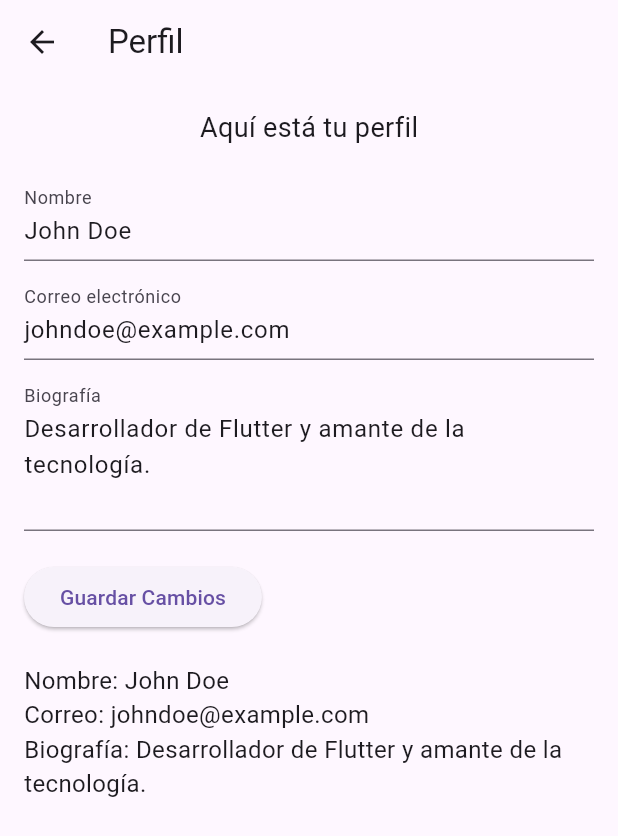
After one commit to DKcatotin/App-flutter, a Flutter app: the ProfilePage screen opened directly, on a phone screen of 412 x 824 dp. The commit adds this screen. Shown: the top 836 px of the screen. Run offline on Flutter 3.47's test engine with Material 3 defaults, Android fonts, the phone set to English and light mode, and no system bars.

Commit message:
cambios de login, register, y lo demas

```diff
--- /dev/null
+++ b/ejemplologin/lib/src/pages/profile_page.dart
@@ -0,0 +1,88 @@
+import 'package:flutter/material.dart';
+
+class ProfilePage extends StatefulWidget {
+  const ProfilePage({super.key});
+
+  @override
+  _ProfilePageState createState() => _ProfilePageState();
+}
+
+class _ProfilePageState extends State<ProfilePage> {
+  // Variables para el perfil
+  String name = "John Doe";
+  String email = "johndoe@example.com";
+  String bio = "Desarrollador de Flutter y amante de la tecnología.";
+
+  // Controladores para los campos de texto
+  final TextEditingController nameController = TextEditingController();
+  final TextEditingController emailController = TextEditingController();
+  final TextEditingController bioController = TextEditingController();
+
+  // Función para guardar cambios
+  void _saveProfile() {
+    setState(() {
+      name = nameController.text;
+      email = emailController.text;
+      bio = bioController.text;
+    });
+    // Aquí podrías agregar lógica para guardar estos datos en una base de datos o servidor
+    ScaffoldMessenger.of(context).showSnackBar(
+      const SnackBar(content: Text('Perfil actualizado')),
+    );
+  }
+
+  @override
+  void initState() {
+    super.initState();
+    // Inicializar los controladores con los valores actuales
+    nameController.text = name;
+    emailController.text = email;
+    bioController.text = bio;
+  }
+
+  @override
+  Widget build(BuildContext context) {
+    return Scaffold(
+      appBar: AppBar(title: const Text('Perfil')),
+      body: Padding(
+        padding: const EdgeInsets.all(16.0),
+        child: Column(
+          crossAxisAlignment: CrossAxisAlignment.start,
+          children: [
+            const Center(
+              child: Text(
+                "Aquí está tu perfil",
+                style: TextStyle(fontSize: 18),
+              ),
+            ),
+            const SizedBox(height: 20),
+            TextFormField(
+              controller: nameController,
+              decoration: const InputDecoration(labelText: 'Nombre'),
+            ),
+            const SizedBox(height: 10),
+            TextFormField(
+              controller: emailController,
+              decoration: const InputDecoration(labelText: 'Correo electrónico'),
+            ),
+            const SizedBox(height: 10),
+            TextFormField(
+              controller: bioController,
+              decoration: const InputDecoration(labelText: 'Biografía'),
+              maxLines: 3,
+            ),
+            const SizedBox(height: 20),
+            ElevatedButton(
+              onPressed: _saveProfile,
+              child: const Text('Guardar Cambios'),
+            ),
+            const SizedBox(height: 20),
+            Text('Nombre: $name', style: const TextStyle(fontSize: 16)),
+            Text('Correo: $email', style: const TextStyle(fontSize: 16)),
+            Text('Biografía: $bio', style: const TextStyle(fontSize: 16)),
+          ],
+        ),
+      ),
+    );
+  }
+}
```
Also changed, not shown: ejemplologin/lib/main.dart (+9 -7 lines), ejemplologin/lib/src/home.dart (added, +105 -0 lines), ejemplologin/lib/src/pages/dashboard_page.dart (added, +75 -0 lines), ejemplologin/lib/src/pages/help_page.dart (added, +103 -0 lines), ejemplologin/lib/src/pages/settings_page.dart (added, +93 -0 lines), ejemplologin/lib/src/pantalla1.dart (+41 -28 lines), ejemplo1/lib/main.dart (line endings or trailing spaces), ejemplologin/images/lle.jpeg (added).
